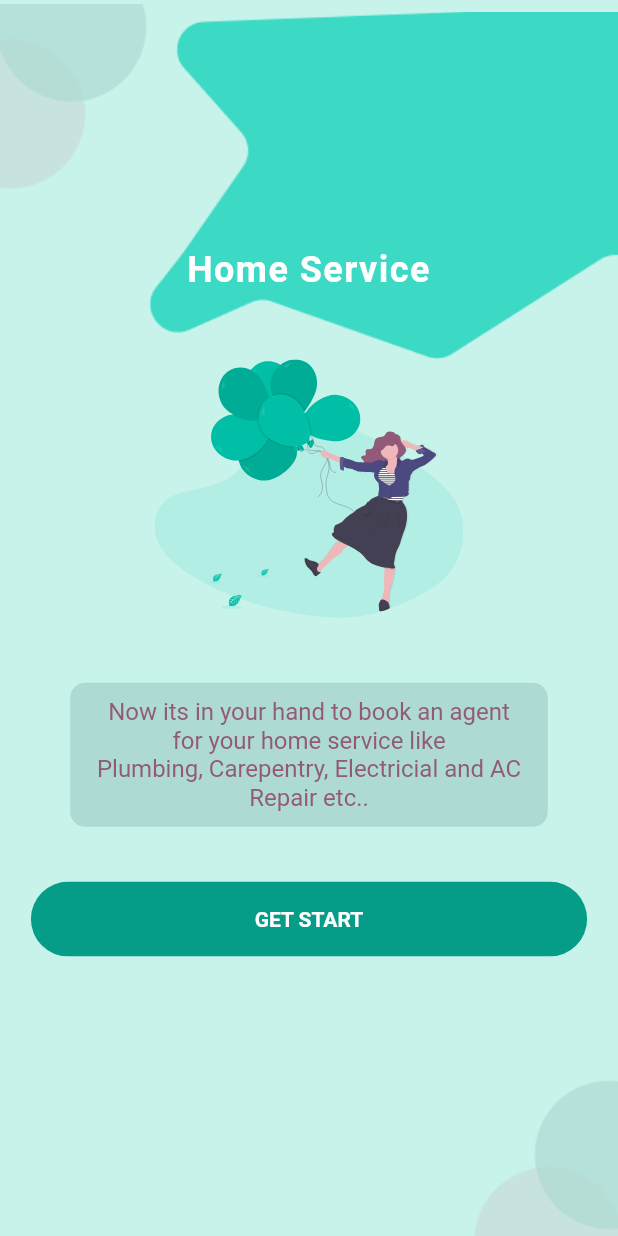
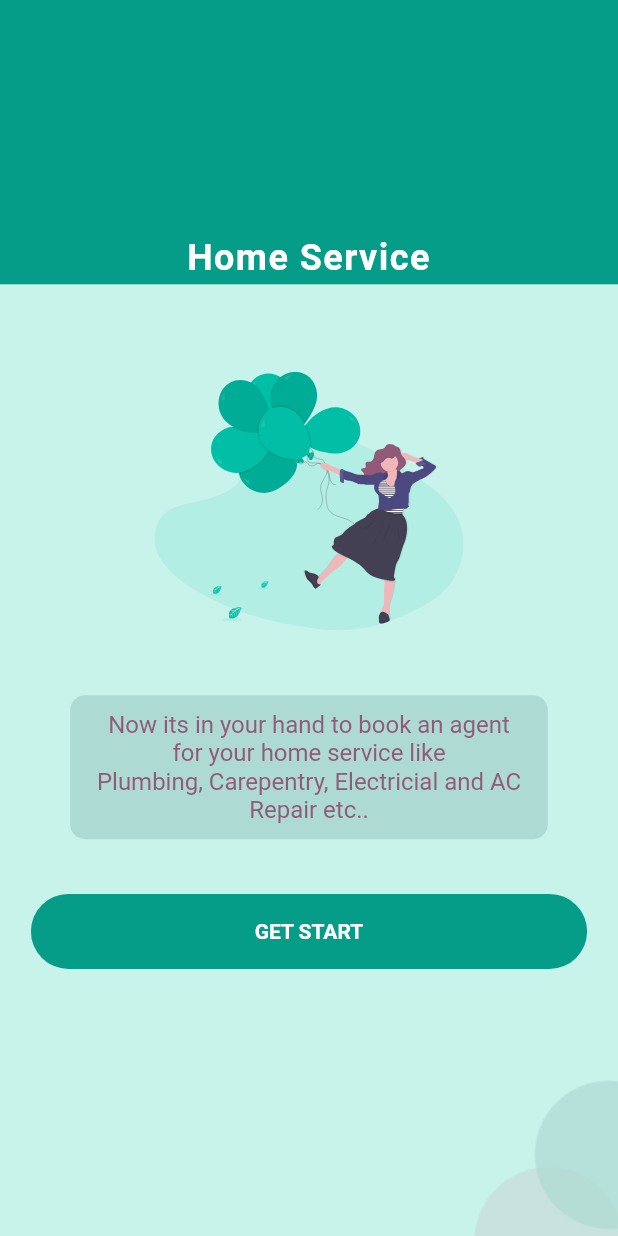
Before and after one commit to adepusai123/home_service_mbl_app, a Flutter app: the screen it shows after launch, on a phone screen of 412 x 824 dp. Run offline on Flutter 3.47's test engine with Material 2 defaults, Android fonts, the phone set to English and light mode, and no system bars; our stand-ins replace flutter_svg; Roboto replaces fonts that are missing (Playball, Poppins).

Commit message:
ui changed

```diff
--- a/lib/screens/welcome_screen.dart
+++ b/lib/screens/welcome_screen.dart
@@ -15,22 +15,12 @@ class WelcomeScreen extends StatelessWidget {
     return Container(
       color: Constants.backgroundColor,
       child: Stack(
-        fit: StackFit.expand,
-        // alignment: Alignment.topCenter,
+        alignment: Alignment.topCenter,
         children: <Widget>[
-          Positioned(
-            top: 0,
-            right: 0,
-            child: Image.asset('assets/icons/top_right.png'),
-            width: size.width * 0.758,
-            height: size.height * 0.3,
-          ),
-          Positioned(
-            top: 0,
-            left: 0,
-            child: Image.asset('assets/icons/top_left_icon.png'),
-            width: size.width * 0.28,
-            height: size.height * 0.18,
+          Container(
+            height: size.height * 0.23,
+            width: double.infinity,
+            color: Constants.buttonColor,
           ),
           Positioned(
             bottom: 0,
@@ -38,8 +28,6 @@ class WelcomeScreen extends StatelessWidget {
             child: Image.asset('assets/icons/splash_left_top_icon.png'),
             width: size.width * 0.28,
           ),
-          // Center(
-          //   child:
           Column(
             mainAxisAlignment: MainAxisAlignment.center,
             crossAxisAlignment: CrossAxisAlignment.center,
@@ -61,7 +49,7 @@ class WelcomeScreen extends StatelessWidget {
                 ),
               ),
               SizedBox(
-                height: size.height * .02,
+                height: size.height * .04,
               ),
               Container(
                 child: SvgPicture.asset(
```
